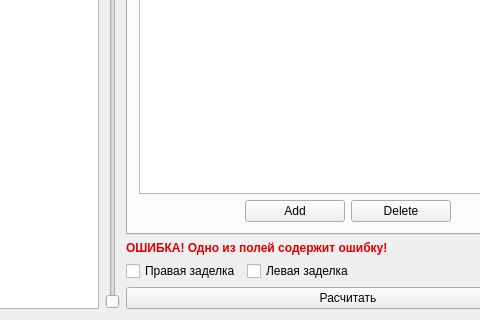
The window that mainwindow.ui (dimasbr/SAPR-small-) describes before a commit, drawn with Qt 5; both pictures show x 356 to 836 and y 180 to 500 of the 937 by 500 pixel window.
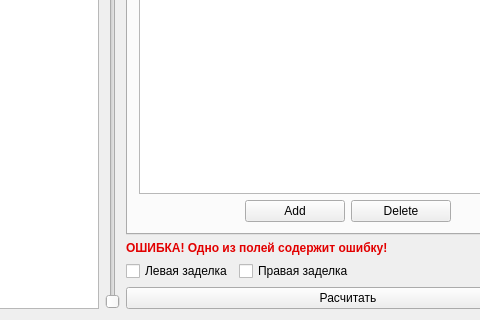
The same window after the commit.

```diff
--- a/mainwindow.ui
+++ b/mainwindow.ui
@@ -316,16 +316,16 @@
       <item>
        <layout class="QHBoxLayout" name="horizontalLayout_2">
         <item>
-         <widget class="QCheckBox" name="rightFix">
+         <widget class="QCheckBox" name="leftFix">
           <property name="text">
-           <string>Правая заделка</string>
+           <string>Левая заделка</string>
           </property>
          </widget>
         </item>
         <item>
-         <widget class="QCheckBox" name="leftFix">
+         <widget class="QCheckBox" name="rightFix">
           <property name="text">
-           <string>Левая заделка</string>
+           <string>Правая заделка</string>
           </property>
          </widget>
         </item>
```
Left out of the diff: 3 changed lines with no effect on the pictures.
